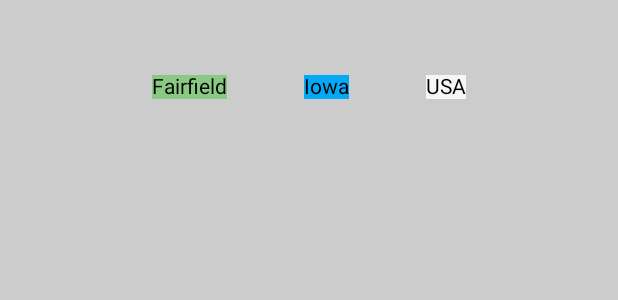
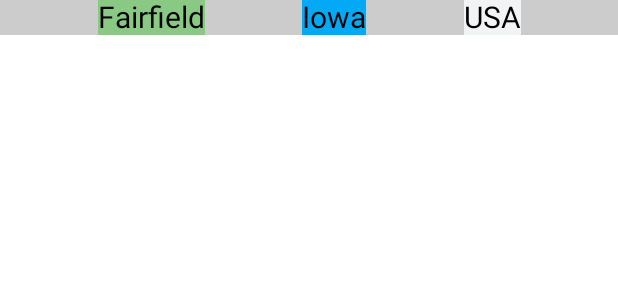
Before and after one commit to brightgeevarghese/ComposeRowDemo, an Android app built with Jetpack Compose: the @Preview function MyTextPreview, on a phone screen of 412 x 824 dp. Shown: the top 300 px of the screen. Run offline under Robolectric (Android 15) with nearby library versions, the phone set to English and light mode, and no system bars.

Commit message:
Updated RowText

```diff
--- a/app/src/main/java/edu/miu/composerowdemo/MainActivity.kt
+++ b/app/src/main/java/edu/miu/composerowdemo/MainActivity.kt
@@ -20,6 +20,7 @@ import androidx.compose.ui.graphics.Color
 import androidx.compose.ui.tooling.preview.Preview
 import androidx.compose.ui.unit.LayoutDirection
 import androidx.compose.ui.unit.dp
+import androidx.compose.ui.unit.sp
 import edu.miu.composerowdemo.ui.theme.ComposeRowDemoTheme
 
 class MainActivity : ComponentActivity() {
@@ -29,32 +30,10 @@ class MainActivity : ComponentActivity() {
         setContent {
             ComposeRowDemoTheme {
                 Scaffold(modifier = Modifier.fillMaxSize()) { innerPadding ->
-                    Row(
-                        modifier = Modifier.fillMaxSize()
+                    RowText(
+                        modifier = Modifier
                             .padding(innerPadding)
-                            .background(Color.LightGray),
-                        horizontalArrangement = Arrangement.SpaceEvenly,
-                        verticalAlignment = Alignment.Top
-                    ) {
-                        MyText(
-                            text = "Fairfield",
-                            modifier = Modifier
-                                .padding(innerPadding)
-                                .background(Color(0xFF89C984))
-                        )
-                        MyText(
-                            text = "Iowa",
-                            modifier = Modifier
-                                .padding(innerPadding)
-                                .background(Color(0xFF03A9F4))
-                        )
-                        MyText(
-                            text = "USA",
-                            modifier = Modifier
-                                .padding(innerPadding)
-                                .background(Color(0xFFF2F3F5))
-                        )
-                    }
+                    )
                 }
             }
         }
@@ -62,61 +41,37 @@ class MainActivity : ComponentActivity() {
 }
 
 @Composable
-fun MyText(text: String, modifier: Modifier = Modifier) {
-    Text(
-        text = text,
+fun RowText(modifier: Modifier = Modifier) {
+    Row(
         modifier = modifier
-    )
+            .fillMaxWidth()
+            .background(Color.LightGray),
+        horizontalArrangement = Arrangement.SpaceEvenly,
+        verticalAlignment = Alignment.Top
+    ) {
+        Text(
+            text = "Fairfield",
+            modifier = modifier
+                .background(Color(0xFF89C984)),
+            fontSize = 20.sp
+        )
+        Text(
+            text = "Iowa",
+            modifier = modifier
+                .background(Color(0xFF03A9F4)),
+            fontSize = 20.sp
+        )
+        Text(
+            text = "USA",
+            modifier = modifier
+                .background(Color(0xFFF2F3F5)),
+            fontSize = 20.sp
+        )
+    }
 }
 
 @Preview(showBackground = false)
 @Composable
 fun MyTextPreview() {
-    Row(
-        modifier = Modifier
-            .background(Color.LightGray)
-            .padding(50.dp)
-            .fillMaxSize(),
-        horizontalArrangement = Arrangement.SpaceEvenly,
-//        horizontalArrangement = Arrangement.SpaceBetween,
-//        horizontalArrangement = Arrangement.SpaceAround,
-//        horizontalArrangement = Arrangement.spacedBy(16.dp),
-//        horizontalArrangement = Arrangement.Start,
-//        horizontalArrangement = Arrangement.End,
-        verticalAlignment = Alignment.Top,
-//        verticalAlignment = Alignment.Bottom,
-//        verticalAlignment = Alignment.CenterVertically,
-    ) {
-        MyText(
-            text = "Fairfield",
-            modifier = Modifier
-                .background(Color(0xFF89C984))
-        )
-        MyText(
-            text = "Iowa",
-            modifier = Modifier
-                .background(Color(0xFF03A9F4))
-        )
-        MyText(
-            text = "USA",
-            modifier = Modifier
-                .background(Color(0xFFF6F6F7))
-        )
-    }
+    RowText()
 }
-
-//@Composable
-//fun Greeting(name: String, modifier: Modifier = Modifier) {
-//    Text(
-//        text = "Hello $name!",
-//        modifier = modifier
-//    )
-//}
-//
-//@Preview(showBackground = true)
-//@Composable
-//fun GreetingPreview() {
-//    ComposeRowDemoTheme {
-//        Greeting("Android")
-//    }
-//}
```
